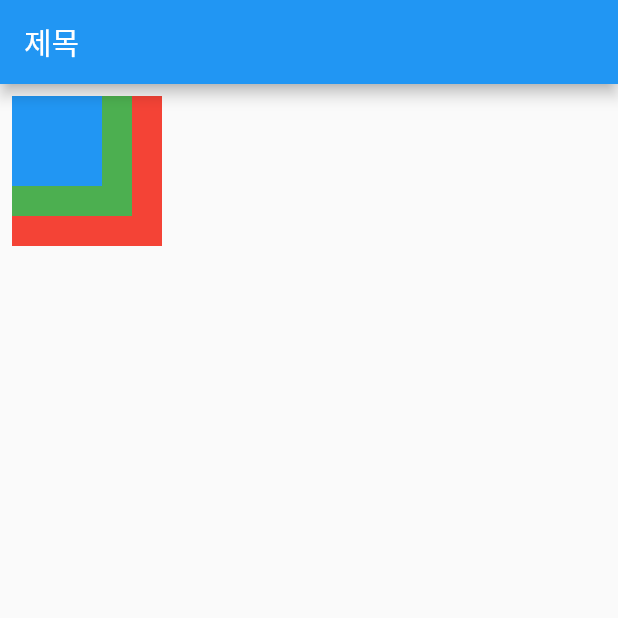
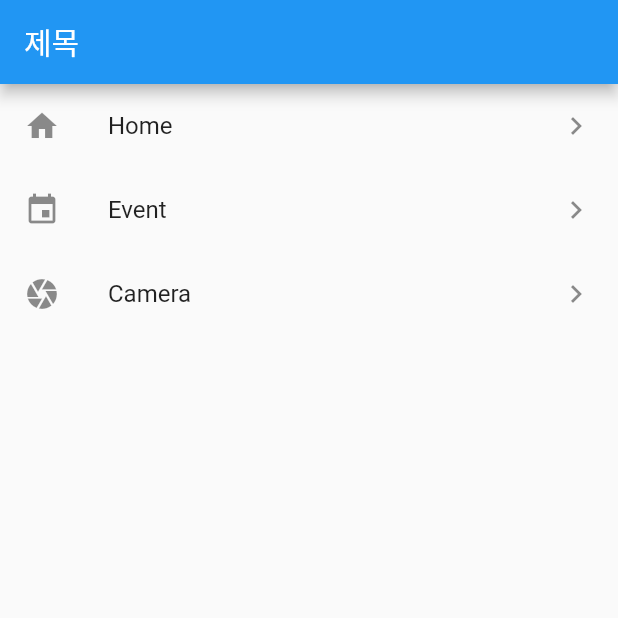
Before and after one commit to sekisuri/Flutter-Example, a Flutter app: the screen it shows after launch, on a phone screen of 412 x 824 dp, the top half of it. Run offline on Flutter 3.47's test engine with Material 2 defaults, Android fonts, the phone set to English and light mode, and no system bars.

Commit message:
4.2.6 ListView

```diff
--- a/lib/main.dart
+++ b/lib/main.dart
@@ -28,32 +28,29 @@ class HomeScreen extends StatelessWidget {
       appBar: AppBar(
         title:  Text('제목'),
       ),
-      body: Stack(
-
+      body: ListView(
+        scrollDirection: Axis.vertical,
         children: <Widget>[
-          Container(
-            color: Colors.red,
-            width: 100,
-            height: 100,
-            padding: const EdgeInsets.all(8.0),
-            margin: const EdgeInsets.all(8.0),
+          ListTile(
+            leading: Icon(Icons.home),
+            title: Text('Home'),
+            trailing: Icon(Icons.navigate_next),
+            onTap: (){},
           ),
-          Container(
-            color: Colors.green,
-            width: 80,
-            height: 80,
-            padding: const EdgeInsets.all(8.0),
-            margin: const EdgeInsets.all(8.0),
+          ListTile(
+            leading: Icon(Icons.event),
+            title: Text('Event'),
+            trailing: Icon(Icons.navigate_next),
+            onTap: (){},
           ),
-          Container(
-            color: Colors.blue,
-            width: 60,
-            height: 60,
-            padding: const EdgeInsets.all(8.0),
-            margin: const EdgeInsets.all(8.0),
+          ListTile(
+            leading: Icon(Icons.camera),
+            title: Text('Camera'),
+            trailing: Icon(Icons.navigate_next),
+            onTap: (){},
           ),
         ],
-      )
+      ),
     );
   }
 }
```
